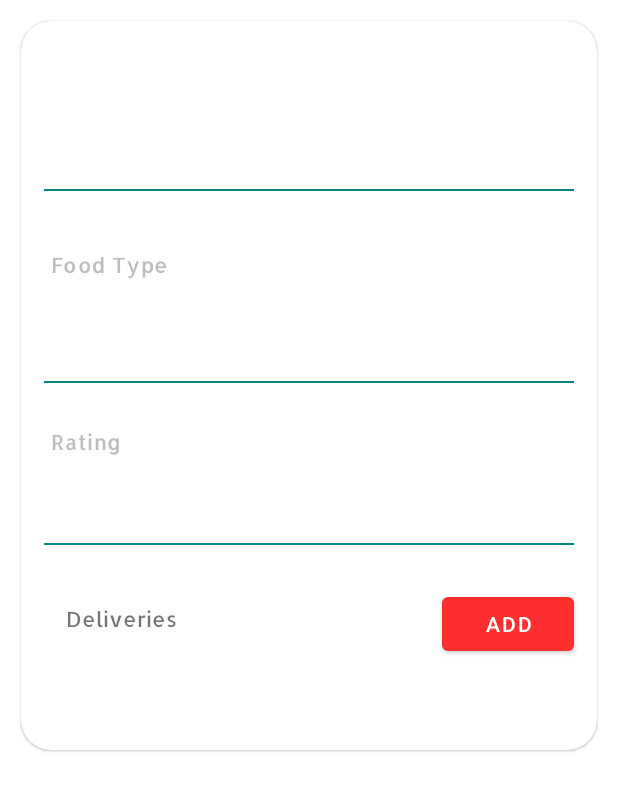
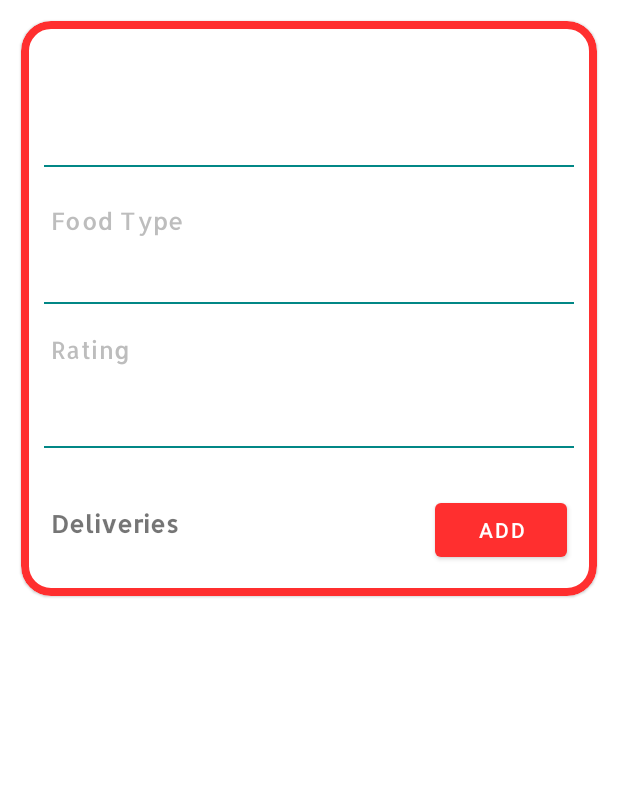
Before and after one commit to JaviAlonsoH/AppRestaurant, an Android app: the layout fragment_restaurant_detail.xml on its own in the app's theme, with its tools: preview values and no code run, on a phone screen of 412 x 824 dp. Shown: the top 791 px of the screen. Run offline under Robolectric (Android 15) with nearby library versions, the phone set to English and light mode, and no system bars.

Commit message:
Style changes

```diff
--- a/app/src/main/res/layout/fragment_restaurant_detail.xml
+++ b/app/src/main/res/layout/fragment_restaurant_detail.xml
@@ -12,7 +12,9 @@
         app:cardCornerRadius="20dp"
         android:layout_margin="14dp"
         android:layout_marginTop="8dp"
-        android:backgroundTint="@color/white">
+        android:backgroundTint="@color/white"
+        app:strokeWidth="5dp"
+        app:strokeColor="@color/red">
 
 
         <ScrollView
@@ -35,29 +37,20 @@
                         android:layout_width="wrap_content"
                         android:layout_height="wrap_content"
                         android:fontFamily="@font/allerta"
-                        android:padding="8sp"
+                        android:layout_marginStart="5dp"
+                        android:layout_marginTop="10dp"
                         android:textAppearance="?attr/textAppearanceHeadline4"
-                        android:textColor="@color/black"></TextView>
+                        android:textColor="@color/black">
+                    </TextView>
 
-                    <TextView
-                        android:id="@+id/detail_rest_id"
-                        android:layout_width="139dp"
-                        android:layout_height="wrap_content"
-                        android:layout_marginStart="10sp"
-                        android:fontFamily="@font/allerta"
-                        android:padding="8sp"
-                        android:textAppearance="?attr/textAppearanceSubtitle1"
-                        android:textColor="#BDBDBD">
-
-                    </TextView>
                 </LinearLayout>
 
 
                 <!--Divider-->
                 <View
                     android:layout_width="match_parent"
-                    android:layout_marginTop="20sp"
-                    android:layout_marginBottom="20sp"
+                    android:layout_marginTop="10sp"
+                    android:layout_marginBottom="5sp"
                     android:layout_marginStart="15sp"
                     android:layout_marginEnd="15sp"
 
@@ -75,13 +68,14 @@
                     <TextView
                         android:layout_width="wrap_content"
                         android:layout_height="wrap_content"
+                        android:layout_marginStart="20sp"
                         android:layout_marginTop="20sp"
-                        android:layout_marginStart="20sp"
                         android:layout_marginBottom="15sp"
                         android:fontFamily="@font/allerta"
                         android:text="Food Type"
                         android:textAppearance="?attr/textAppearanceBody2"
-                        android:textColor="#BDBDBD" />
+                        android:textColor="#BDBDBD"
+                        android:textSize="16sp" />
 
                     <TextView
                         android:id="@+id/tv_food_type"
@@ -90,13 +84,13 @@
                         android:layout_marginStart="20sp"
                         android:fontFamily="@font/allerta"
                         android:textColor="@color/black"
-                        android:textSize="17dp" />
+                        android:textSize="14sp" />
 
                     <!--Divider-->
                     <View
                         android:layout_width="match_parent"
-                        android:layout_marginTop="30sp"
-                        android:layout_marginBottom="30sp"
+                        android:layout_marginTop="10sp"
+                        android:layout_marginBottom="20sp"
                         android:layout_marginStart="15sp"
                         android:layout_marginEnd="15sp"
 
@@ -111,7 +105,8 @@
                         android:fontFamily="@font/allerta"
                         android:text="Rating"
                         android:textAppearance="?attr/textAppearanceBody2"
-                        android:textColor="#BDBDBD" />
+                        android:textColor="#BDBDBD"
+                        android:textSize="16sp" />
 
                     <TextView
                         android:id="@+id/tv_rating"
@@ -120,7 +115,7 @@
                         android:layout_marginStart="20sp"
                         android:fontFamily="@font/allerta"
                         android:textColor="@color/black"
-                        android:textSize="17dp" />
+                        android:textSize="14sp" />
 
                     <!--Divider-->
                     <View
@@ -136,12 +131,15 @@
                 </LinearLayout>
 
                 <TextView
+                    style="@style/estilo_fuente_allerta"
                     android:layout_width="wrap_content"
                     android:layout_height="wrap_content"
-                    android:layout_marginStart="30sp"
+                    android:layout_marginStart="20sp"
                     android:layout_marginTop="20sp"
                     android:text="Deliveries"
-                    style="@style/estilo_fuente_allerta">
+                    android:textSize="16sp"
+                    android:textStyle="bold">
+
                 </TextView>
 
                 <Button
@@ -150,7 +148,7 @@
                     android:layout_height="wrap_content"
                     android:layout_gravity="end"
                     android:layout_marginTop="-30sp"
-                    android:layout_marginEnd="15sp"
+                    android:layout_marginEnd="20sp"
                     android:text="Add"
                     android:textColor="@color/white">
                 </Button>
@@ -159,7 +157,7 @@
                     android:id="@+id/dlv_RV"
                     android:layout_width="match_parent"
                     android:layout_height="wrap_content"
-                    android:layout_margin="30sp">
+                    android:layout_margin="10sp">
 
                 </androidx.recyclerview.widget.RecyclerView>
 
```
Also changed, not shown: app/src/main/res/layout/delivery_item.xml (+41 -13 lines).
